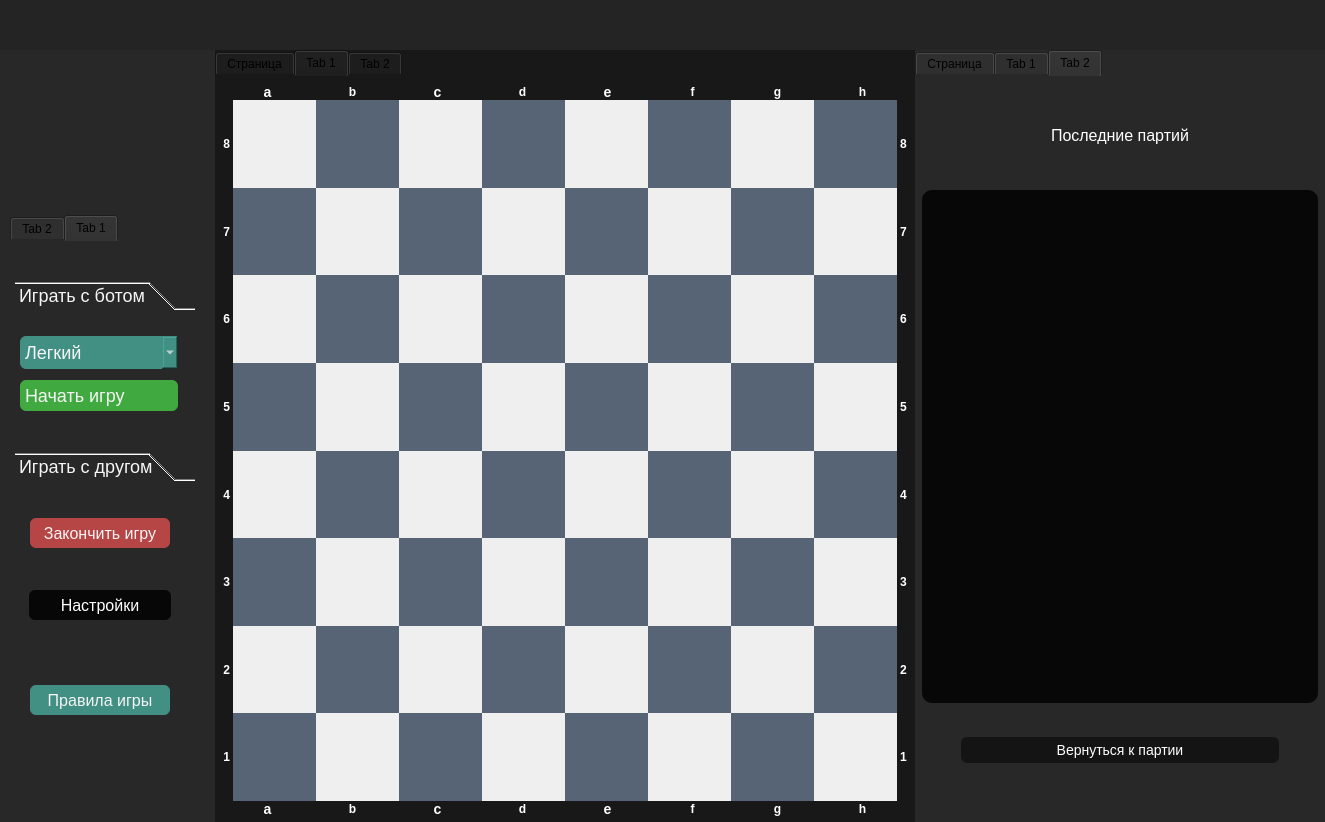
Artemdjdj/checker, file main.ui: the form before one commit.
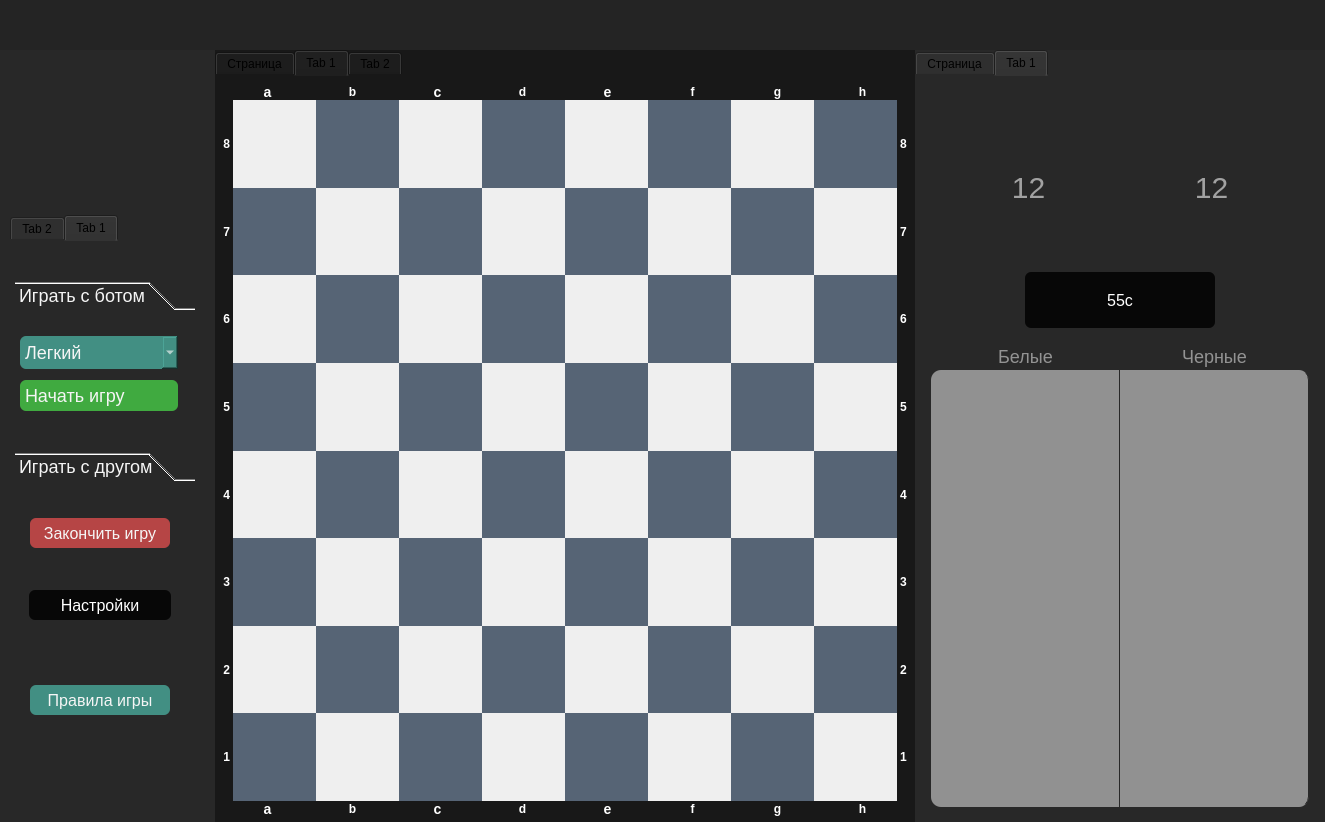
The form after the commit. The open tabs and pages were chosen to show the change. Icons and pictures are not drawn.

The edit to the form file:
```diff
--- a/main.ui
+++ b/main.ui
@@ -534,15 +534,15 @@
 </string>
                </property>
                <property name="currentIndex">
-                <number>1</number>
+                <number>0</number>
                </property>
                <widget class="QWidget" name="page">
                 <property name="geometry">
                  <rect>
                   <x>0</x>
                   <y>0</y>
-                  <width>90</width>
-                  <height>20</height>
+                  <width>170</width>
+                  <height>114</height>
                  </rect>
                 </property>
                 <attribute name="label">
@@ -559,7 +559,7 @@
                  </property>
                  <layout class="QVBoxLayout" name="verticalLayout_6">
                   <item>
-                   <widget class="QComboBox" name="comboBox">
+                   <widget class="QComboBox" name="box_to_choose_level_of_bot">
                     <property name="styleSheet">
                      <string notr="true">background-color:rgb(66, 143, 131);
 border-radius:6px;
@@ -583,7 +583,7 @@
                    </widget>
                   </item>
                   <item>
-                   <widget class="QPushButton" name="pushButton_65">
+                   <widget class="QPushButton" name="push_button_play_game_with_bot">
                     <property name="layoutDirection">
                      <enum>Qt::LayoutDirection::LeftToRight</enum>
                     </property>
@@ -610,8 +610,8 @@
                  <rect>
                   <x>0</x>
                   <y>0</y>
-                  <width>170</width>
-                  <height>114</height>
+                  <width>90</width>
+                  <height>20</height>
                  </rect>
                 </property>
                 <attribute name="label">
@@ -4427,20 +4427,103 @@
                  <number>10</number>
                 </property>
                 <item>
-                 <spacer name="verticalSpacer_6">
-                  <property name="orientation">
-                   <enum>Qt::Orientation::Vertical</enum>
+                 <widget class="QFrame" name="frame_18">
+                  <property name="frameShape">
+                   <enum>QFrame::Shape::StyledPanel</enum>
                   </property>
-                  <property name="sizeType">
-                   <enum>QSizePolicy::Policy::Fixed</enum>
+                  <property name="frameShadow">
+                   <enum>QFrame::Shadow::Raised</enum>
                   </property>
-                  <property name="sizeHint" stdset="0">
-                   <size>
-                    <width>20</width>
-                    <height>10</height>
-                   </size>
-                  </property>
-                 </spacer>
+                  <layout class="QHBoxLayout" name="horizontalLayout_10">
+                   <item>
+                    <widget class="QFrame" name="frame_19">
+                     <property name="frameShape">
+                      <enum>QFrame::Shape::StyledPanel</enum>
+                     </property>
+                     <property name="frameShadow">
+                      <enum>QFrame::Shadow::Raised</enum>
+                     </property>
+                     <layout class="QVBoxLayout" name="verticalLayout_16">
+                      <item>
+                       <widget class="QPushButton" name="pushButton">
+                        <property name="text">
+                         <string/>
+                        </property>
+                        <property name="icon">
+                         <iconset>
+                          <normaloff>images/white_figure_for_statistic.png</normaloff>images/white_figure_for_statistic.png</iconset>
+                        </property>
+                        <property name="iconSize">
+                         <size>
+                          <width>85</width>
+                          <height>85</height>
+                         </size>
+                        </property>
+                       </widget>
+                      </item>
+                      <item>
+                       <widget class="QLabel" name="label_white_statistic">
+                        <property name="styleSheet">
+                         <string notr="true">font-size:30px;
+color:rgb(162, 162, 162);</string>
+                        </property>
+                        <property name="text">
+                         <string>12</string>
+                        </property>
+                        <property name="alignment">
+                         <set>Qt::AlignmentFlag::AlignCenter</set>
+                        </property>
+                       </widget>
+                      </item>
+                     </layout>
+                    </widget>
+                   </item>
+                   <item>
+                    <widget class="QFrame" name="frame_20">
+                     <property name="frameShape">
+                      <enum>QFrame::Shape::StyledPanel</enum>
+                     </property>
+                     <property name="frameShadow">
+                      <enum>QFrame::Shadow::Raised</enum>
+                     </property>
+                     <layout class="QVBoxLayout" name="verticalLayout_20">
+                      <item>
+                       <widget class="QPushButton" name="pushButton_2">
+                        <property name="text">
+                         <string/>
+                        </property>
+                        <property name="icon">
+                         <iconset>
+                          <normaloff>images/black_figure_for_statistic.png</normaloff>images/black_figure_for_statistic.png</iconset>
+                        </property>
+                        <property name="iconSize">
+                         <size>
+                          <width>90</width>
+                          <height>90</height>
+                         </size>
+                        </property>
+                       </widget>
+                      </item>
+                      <item>
+                       <widget class="QLabel" name="label_black_statistic">
+                        <property name="styleSheet">
+                         <string notr="true">font-size:30px;
+color:rgb(162, 162, 162);
+</string>
+                        </property>
+                        <property name="text">
+                         <string>12</string>
+                        </property>
+                        <property name="alignment">
+                         <set>Qt::AlignmentFlag::AlignCenter</set>
+                        </property>
+                       </widget>
+                      </item>
+                     </layout>
+                    </widget>
+                   </item>
+                  </layout>
+                 </widget>
                 </item>
                 <item>
                  <widget class="QFrame" name="frame_23">
@@ -4639,272 +4722,6 @@
                    </item>
                   </layout>
                  </widget>
-                </item>
-                <item>
-                 <widget class="QFrame" name="frame_18">
-                  <property name="frameShape">
-                   <enum>QFrame::Shape::StyledPanel</enum>
-                  </property>
-                  <property name="frameShadow">
-                   <enum>QFrame::Shadow::Raised</enum>
-                  </property>
-                  <layout class="QHBoxLayout" name="horizontalLayout_18">
-                   <item>
-                    <spacer name="horizontalSpacer_8">
-                     <property name="orientation">
-                      <enum>Qt::Orientation::Horizontal</enum>
-                     </property>
-                     <property name="sizeType">
-                      <enum>QSizePolicy::Policy::Fixed</enum>
-                     </property>
-                     <property name="sizeHint" stdset="0">
-                      <size>
-                       <width>35</width>
-                       <height>20</height>
-                      </size>
-                     </property>
-                    </spacer>
-                   </item>
-                   <item>
-                    <widget class="QPushButton" name="statistics">
-                     <property name="styleSheet">
-                      <string notr="true">background-color:rgb(7,7,7);
-color:rgb(255, 255, 255);
-font-size:14px;
-padding:5px;
-border:none;
-border-radius:6px;</string>
-                     </property>
-                     <property name="text">
-                      <string>Прошлые партии</string>
-                     </property>
-                    </widget>
-                   </item>
-                   <item>
-                    <spacer name="horizontalSpacer_9">
-                     <property name="orientation">
-                      <enum>Qt::Orientation::Horizontal</enum>
-                     </property>
-                     <property name="sizeType">
-                      <enum>QSizePolicy::Policy::Fixed</enum>
-                     </property>
-                     <property name="sizeHint" stdset="0">
-                      <size>
-                       <width>35</width>
-                       <height>20</height>
-                      </size>
-                     </property>
-                    </spacer>
-                   </item>
-                  </layout>
-                 </widget>
-                </item>
-                <item>
-                 <spacer name="verticalSpacer_7">
-                  <property name="orientation">
-                   <enum>Qt::Orientation::Vertical</enum>
-                  </property>
-                  <property name="sizeType">
-                   <enum>QSizePolicy::Policy::Fixed</enum>
-                  </property>
-                  <property name="sizeHint" stdset="0">
-                   <size>
-                    <width>20</width>
-                    <height>70</height>
-                   </size>
-                  </property>
-                 </spacer>
-                </item>
-               </layout>
-              </widget>
-             </item>
-            </layout>
-           </widget>
-           <widget class="QWidget" name="third_widget_right">
-            <property name="styleSheet">
-             <string notr="true">background-color:rgb(40, 40, 40);</string>
-            </property>
-            <attribute name="title">
-             <string>Tab 2</string>
-            </attribute>
-            <layout class="QHBoxLayout" name="horizontalLayout_13">
-             <property name="spacing">
-              <number>0</number>
-             </property>
-             <property name="leftMargin">
-              <number>0</number>
-             </property>
-             <property name="topMargin">
-              <number>0</number>
-             </property>
-             <property name="rightMargin">
-              <number>0</number>
-             </property>
-             <property name="bottomMargin">
-              <number>0</number>
-             </property>
-             <item>
-              <widget class="QFrame" name="frame_25">
-               <property name="styleSheet">
-                <string notr="true">background-color:rgb(40, 40, 40);</string>
-               </property>
-               <property name="frameShape">
-                <enum>QFrame::Shape::StyledPanel</enum>
-               </property>
-               <property name="frameShadow">
-                <enum>QFrame::Shadow::Raised</enum>
-               </property>
-               <layout class="QVBoxLayout" name="verticalLayout_25">
-                <property name="spacing">
-                 <number>25</number>
-                </property>
-                <property name="leftMargin">
-                 <number>7</number>
-                </property>
-                <property name="topMargin">
-                 <number>10</number>
-                </property>
-                <property name="rightMargin">
-                 <number>7</number>
-                </property>
-                <property name="bottomMargin">
-                 <number>10</number>
-                </property>
-                <item>
-                 <spacer name="verticalSpacer_9">
-                  <property name="orientation">
-                   <enum>Qt::Orientation::Vertical</enum>
-                  </property>
-                  <property name="sizeType">
-                   <enum>QSizePolicy::Policy::Fixed</enum>
-                  </property>
-                  <property name="sizeHint" stdset="0">
-                   <size>
-                    <width>20</width>
-                    <height>40</height>
-                   </size>
-                  </property>
-                 </spacer>
-                </item>
-                <item>
-                 <widget class="QLabel" name="label_17">
-                  <property name="styleSheet">
-                   <string notr="true">color:rgb(255, 255, 255);
-font-size:16px;
-</string>
-                  </property>
-                  <property name="text">
-                   <string>Последние партий</string>
-                  </property>
-                  <property name="alignment">
-                   <set>Qt::AlignmentFlag::AlignCenter</set>
-                  </property>
-                 </widget>
-                </item>
-                <item>
-                 <spacer name="verticalSpacer_2">
-                  <property name="orientation">
-                   <enum>Qt::Orientation::Vertical</enum>
-                  </property>
-                  <property name="sizeType">
-                   <enum>QSizePolicy::Policy::Fixed</enum>
-                  </property>
-                  <property name="sizeHint" stdset="0">
-                   <size>
-                    <width>20</width>
-                    <height>20</height>
-                   </size>
-                  </property>
-                 </spacer>
-                </item>
-                <item>
-                 <widget class="QTextEdit" name="textEdit_2">
-                  <property name="styleSheet">
-                   <string notr="true">background-color: rgb(7,7,7);
-font-size:4px;
-
-border-radius:10px;
-</string>
-                  </property>
-                  <property name="readOnly">
-                   <bool>true</bool>
-                  </property>
-                 </widget>
-                </item>
-                <item>
-                 <widget class="QFrame" name="frame_19">
-                  <property name="frameShape">
-                   <enum>QFrame::Shape::StyledPanel</enum>
-                  </property>
-                  <property name="frameShadow">
-                   <enum>QFrame::Shadow::Raised</enum>
-                  </property>
-                  <layout class="QHBoxLayout" name="horizontalLayout_19">
-                   <item>
-                    <spacer name="horizontalSpacer_4">
-                     <property name="orientation">
-                      <enum>Qt::Orientation::Horizontal</enum>
-                     </property>
-                     <property name="sizeType">
-                      <enum>QSizePolicy::Policy::Fixed</enum>
-                     </property>
-                     <property name="sizeHint" stdset="0">
-                      <size>
-                       <width>30</width>
-                       <height>20</height>
-                      </size>
-                     </property>
-                    </spacer>
-                   </item>
-                   <item>
-                    <widget class="QPushButton" name="back_to_report">
-                     <property name="styleSheet">
-                      <string notr="true">background-color:rgb(20, 20, 20);
-color:rgb(255, 255, 255);
-font-size:14px;
-border-radius:6px;
-border:none;
-padding:5px;</string>
-                     </property>
-                     <property name="text">
-                      <string>Вернуться к партии</string>
-                     </property>
-                    </widget>
-                   </item>
-                   <item>
-                    <spacer name="horizontalSpacer_5">
-                     <property name="orientation">
-                      <enum>Qt::Orientation::Horizontal</enum>
-                     </property>
-                     <property name="sizeType">
-                      <enum>QSizePolicy::Policy::Fixed</enum>
-                     </property>
-                     <property name="sizeHint" stdset="0">
-                      <size>
-                       <width>30</width>
-                       <height>20</height>
-                      </size>
-                     </property>
-                    </spacer>
-                   </item>
-                  </layout>
-                 </widget>
-                </item>
-                <item>
-                 <spacer name="verticalSpacer_3">
-                  <property name="orientation">
-                   <enum>Qt::Orientation::Vertical</enum>
-                  </property>
-                  <property name="sizeType">
-                   <enum>QSizePolicy::Policy::Fixed</enum>
-                  </property>
-                  <property name="sizeHint" stdset="0">
-                   <size>
-                    <width>20</width>
-                    <height>40</height>
-                   </size>
-                  </property>
-                 </spacer>
                 </item>
                </layout>
               </widget>
```
